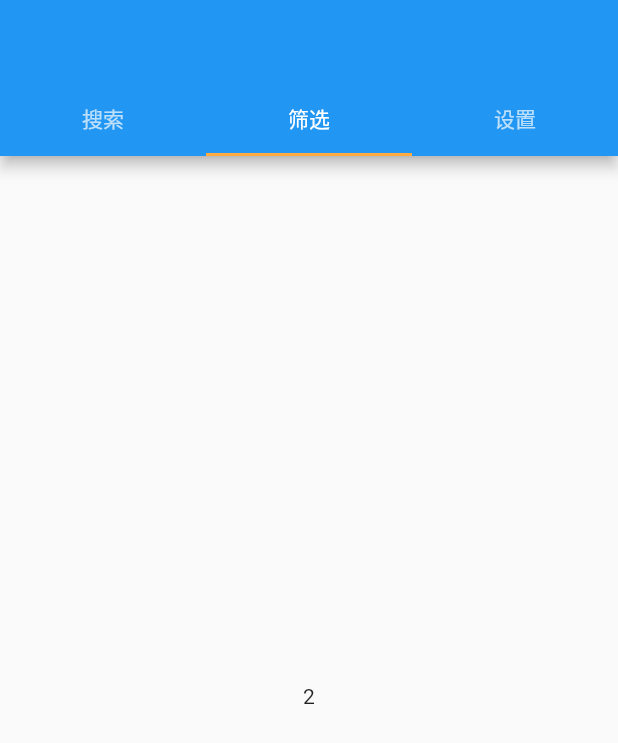
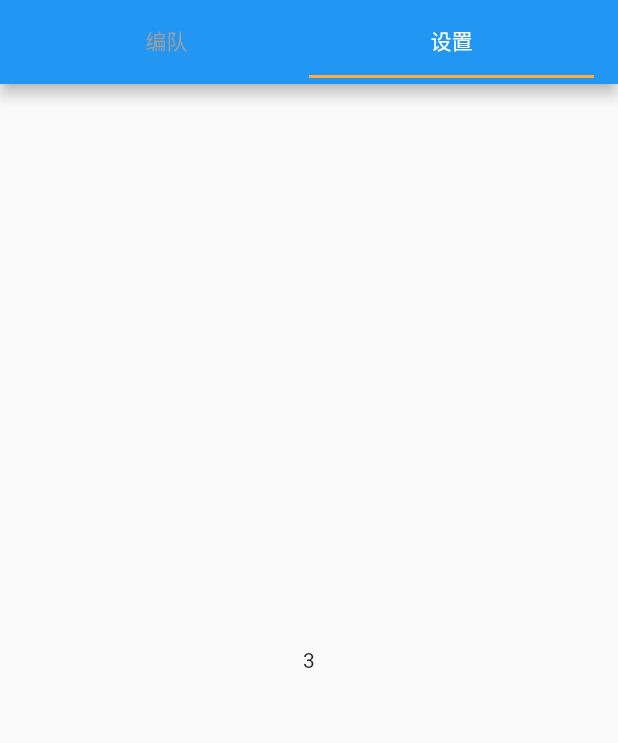
Before and after one commit to nj005py/FGOcalc_Universal, a Flutter app: the screen it shows after launch, tab 2 chosen, on a phone screen of 412 x 824 dp. Shown: the top 743 px of the screen. Run offline on Flutter 3.47's test engine with Material 2 defaults, Android fonts, the phone set to English and light mode, and no system bars; our stand-ins replace flutter_riverpod, hexcolor; statements that could not run were skipped.

Commit message:
update 编队计算页

```diff
--- /dev/null
+++ b/lib/entity/GroupMember.dart
@@ -0,0 +1,3 @@
+class GroupMember{
+
+}
--- a/lib/main.dart
+++ b/lib/main.dart
@@ -1,48 +1,55 @@
+import 'package:fgocalc_unisersal/page/group_calc_page.dart';
 import 'package:fgocalc_unisersal/page/servant_filter_page.dart';
 import 'package:fgocalc_unisersal/page/servant_list_page.dart';
 import 'package:flutter/material.dart';
+import 'package:hexcolor/hexcolor.dart';
+import 'package:flutter_riverpod/flutter_riverpod.dart';
 
-void main() => runApp(new MyApp());
+void main() => runApp(ProviderScope(child:MyApp()));
 
-class MyApp extends StatelessWidget {
+class MyApp extends ConsumerWidget {
   // This widget is the root of your application.
   @override
-  Widget build(BuildContext context) {
+  Widget build(BuildContext context, ScopedReader watch) {
     return new MaterialApp(
       title: 'FGOcalc',
       theme: new ThemeData(
+        accentColor: HexColor('#C2D5F2'),
         primarySwatch: Colors.blue,
-        primaryColor: Colors.indigo,
+        primaryColor: HexColor('#2B579A'),
+        dividerColor: Colors.grey[400],
       ),
       home: new MainPage(),
     );
   }
 }
 
-class MainPage extends StatelessWidget {
+class MainPage extends ConsumerWidget {
   final List<Tab> tabs = <Tab>[
-    Tab(text: "搜索",),
-    Tab(text: "筛选",),
+    Tab(text: "编队",),
     Tab(text: "设置",),
   ];
 
+
   @override
-  Widget build(BuildContext context) {
+  Widget build(BuildContext context, ScopedReader watch) {
     return DefaultTabController(
       length: tabs.length,
       child: Scaffold(
         appBar: AppBar(
-          bottom: TabBar(
+          title: TabBar(
             tabs: tabs,
+            labelColor: Colors.white,
+            unselectedLabelColor: Colors.grey[500],
             indicatorColor: Colors.orangeAccent,
           ),
         ),
         body: TabBarView(children: [
-          ServantListPage(),
-          ServantFilterPage.origin("2", x:2),
+          GroupCalcPage(),
           ServantFilterPage("3")
         ]),
       ),
     );
   }
+
 }
--- /dev/null
+++ b/lib/notifier/group_calc_notifiler.dart
@@ -0,0 +1,6 @@
+import 'package:fgocalc_unisersal/entity/GroupMember.dart';
+import 'package:flutter_riverpod/all.dart';
+
+class GroupMemberNotifier extends StateNotifier<GroupMember>{
+
+}
--- a/pubspec.yaml
+++ b/pubspec.yaml
@@ -12,7 +12,8 @@ dependencies:
   # The following adds the Cupertino Icons font to your application.
   # Use with the CupertinoIcons class for iOS style icons.
   cupertino_icons: ^1.0.2
-  riverpod: ^0.14.0+3
+  hexcolor: ^2.0.5
+  flutter_riverpod: ^0.14.0+3
 
 dev_dependencies:
   flutter_test:
```
Also changed, not shown: lib/page/group_calc_page.dart (added, +77 -0 lines), assets/ic_more.webp (added), 2 other files.
